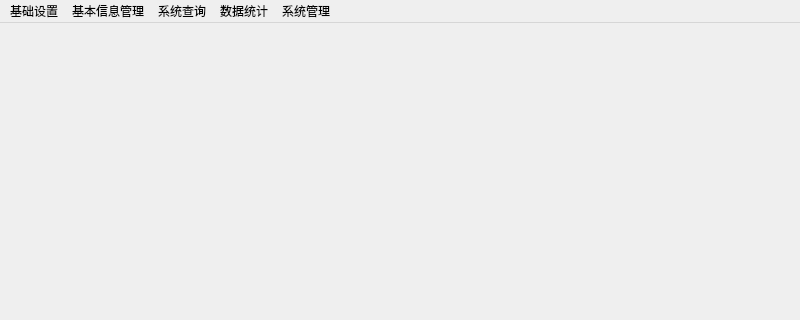
huiliyi-lmf/StudentScoreManagement, file dashboard.ui: the form before one commit; both pictures show x 0 to 800 and y 0 to 320 of the 800 by 580 pixel window.
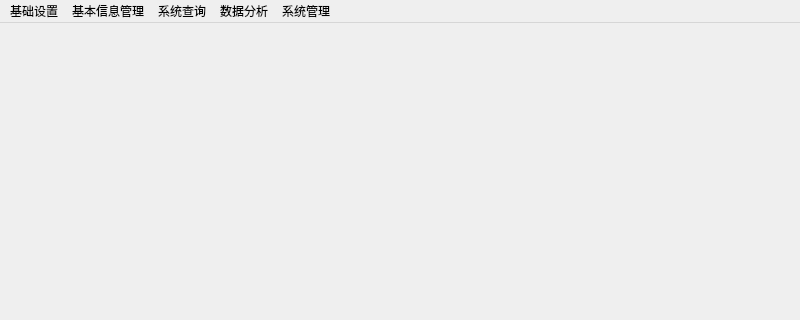
The form after the commit. Icons and pictures are not drawn.

Diff of the .ui file:
```diff
--- a/dashboard.ui
+++ b/dashboard.ui
@@ -84,7 +84,7 @@
    </widget>
    <widget class="QMenu" name="menu_5">
     <property name="title">
-     <string>数据统计</string>
+     <string>数据分析</string>
     </property>
     <addaction name="action_11"/>
     <addaction name="action_12"/>
```
Left out of the diff: 43 changed lines with no effect on the pictures.
